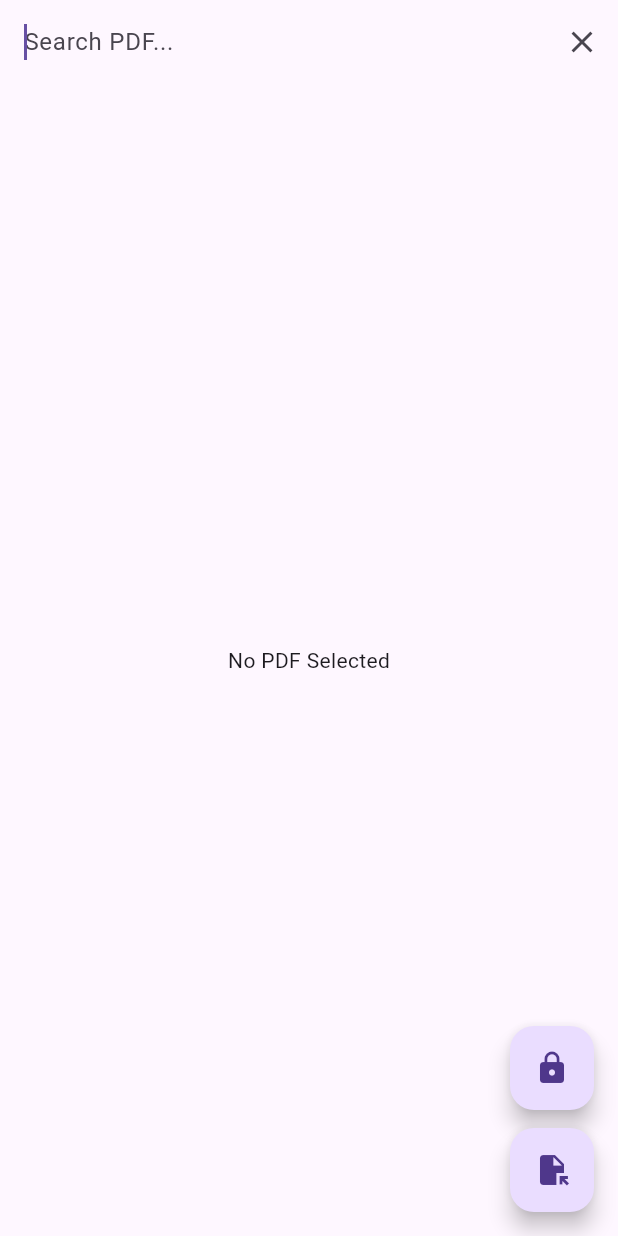
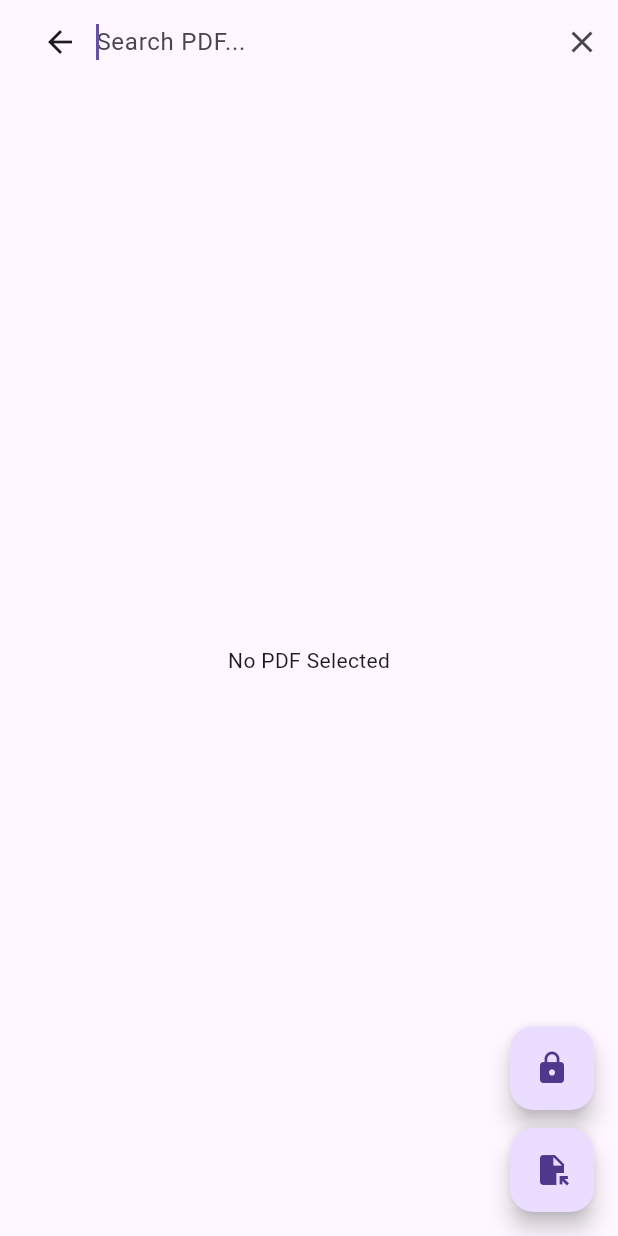
Before and after one commit to Tosin-JD/pdf_reader, a Flutter app: the screen it shows after launch, after a tap on the "search" icon, on a phone screen of 412 x 824 dp. Run offline on Flutter 3.47's test engine with Material 3 defaults, Android fonts, the phone set to English and light mode, and no system bars; our stand-ins replace file_picker, flutter_bloc, printing, share_plus, shared_preferences, wakelock_plus; missing offline and left inert: receive_sharing_intent, syncfusion_flutter_pdfviewer; statements that could not run were skipped.

Commit message:
add robust search feature

```diff
--- a/lib/widgets/pdf_search_field.dart
+++ b/lib/widgets/pdf_search_field.dart
@@ -1,47 +1,176 @@
 import 'package:flutter/material.dart';
 import 'package:syncfusion_flutter_pdfviewer/pdfviewer.dart';
 
-class PdfSearchField extends StatelessWidget {
-  final PdfViewerController viewerController;
-  final VoidCallback onClose;
+typedef PdfSearchCallback = void Function(String action);
+
+class PdfSearchField extends StatefulWidget {
+  final PdfViewerController controller;
+  final PdfSearchCallback onAction;
 
   const PdfSearchField({
     super.key,
-    required this.viewerController,
-    required this.onClose,
+    required this.controller,
+    required this.onAction,
   });
 
-  void _performSearch(BuildContext context, String query) async {
-    viewerController.clearSelection();
-    final searchResult = viewerController.searchText(query);
-    await Future.delayed(const Duration(milliseconds: 300));
+  @override
+  State<PdfSearchField> createState() => _PdfSearchFieldState();
+}
 
-    if (context.mounted) {
-      searchResult.addListener(() {
-        final message = searchResult.hasResult
-            ? "Search results found."
-            : "No results were found.";
+class _PdfSearchFieldState extends State<PdfSearchField> {
+  final TextEditingController _editingController = TextEditingController();
+  final FocusNode _focusNode = FocusNode();
+  late PdfTextSearchResult _searchResult;
+  bool _isSearchInitiated = false;
+  bool _showToast = false;
 
-        ScaffoldMessenger.of(context).showSnackBar(SnackBar(
-          content: Text(message),
-        ));
-      });
-    }
+  @override
+  void initState() {
+    super.initState();
+    _searchResult = PdfTextSearchResult();
+    _focusNode.requestFocus();
+  }
+
+  @override
+  void dispose() {
+    _focusNode.dispose();
+    _searchResult.removeListener(() {});
+    super.dispose();
+  }
+
+  void _startSearch(String text) {
+    if (text.trim().isEmpty) return;
+    _isSearchInitiated = true;
+    _searchResult = widget.controller.searchText(text);
+    _searchResult.addListener(() {
+      if (!mounted) return;
+      setState(() {});
+      if (!_searchResult.hasResult && _searchResult.isSearchCompleted) {
+        setState(() {
+          _showToast = true;
+        });
+        widget.onAction("noResultFound");
+
+        Future.delayed(const Duration(seconds: 1)).then((_) {
+          if (mounted) {
+            setState(() => _showToast = false);
+          }
+        });
+      }
+    });
+  }
+
+  void _clearSearch() {
+    _editingController.clear();
+    _searchResult.clear();
+    widget.controller.clearSelection();
+    _isSearchInitiated = false;
+    _focusNode.requestFocus();
+  }
+
+  void _showEndDialog() {
+    showDialog(
+      context: context,
+      builder: (context) => AlertDialog(
+        title: const Text('Search Result'),
+        content: const Text(
+            'No more occurrences found. Would you like to continue from the beginning?'),
+        actions: [
+          TextButton(
+            onPressed: () {
+              _searchResult.nextInstance();
+              Navigator.of(context).pop();
+            },
+            child: const Text('YES'),
+          ),
+          TextButton(
+            onPressed: () {
+              _clearSearch();
+              Navigator.of(context).pop();
+            },
+            child: const Text('NO'),
+          ),
+        ],
+      ),
+    );
   }
 
   @override
   Widget build(BuildContext context) {
-    final TextEditingController _controller = TextEditingController();
-
-    return TextField(
-      controller: _controller,
-      autofocus: true,
-      decoration: const InputDecoration(
-        hintText: "Search PDF...",
-        border: InputBorder.none,
-      ),
-      textInputAction: TextInputAction.search,
-      onSubmitted: (query) => _performSearch(context, query),
+    return Row(
+      children: [
+        IconButton(
+          icon: const Icon(Icons.arrow_back),
+          onPressed: () {
+            widget.onAction("cancelSearch");
+            _clearSearch();
+          },
+        ),
+        Expanded(
+          child: TextFormField(
+            controller: _editingController,
+            focusNode: _focusNode,
+            textInputAction: TextInputAction.search,
+            decoration: const InputDecoration(
+              hintText: 'Search PDF...',
+              border: InputBorder.none,
+            ),
+            onFieldSubmitted: _startSearch,
+            onChanged: (_) => setState(() {}),
+          ),
+        ),
+        if (_editingController.text.isNotEmpty)
+          IconButton(
+            icon: const Icon(Icons.clear),
+            onPressed: _clearSearch,
+            tooltip: 'Clear',
+          ),
+        if (!_searchResult.isSearchCompleted && _isSearchInitiated)
+          const Padding(
+            padding: EdgeInsets.only(right: 8),
+            child: SizedBox(
+              width: 24,
+              height: 24,
+              child: CircularProgressIndicator(strokeWidth: 2),
+            ),
+          ),
+        if (_searchResult.hasResult)
+          Row(
+            children: [
+              Text(
+                '${_searchResult.currentInstanceIndex} of ${_searchResult.totalInstanceCount}',
+                style: const TextStyle(fontSize: 16),
+              ),
+              IconButton(
+                icon: const Icon(Icons.navigate_before),
+                onPressed: _searchResult.previousInstance,
+                tooltip: 'Previous',
+              ),
+              IconButton(
+                icon: const Icon(Icons.navigate_next),
+                onPressed: () {
+                  if (_searchResult.currentInstanceIndex ==
+                          _searchResult.totalInstanceCount &&
+                      _searchResult.totalInstanceCount != 0) {
+                    _showEndDialog();
+                  } else {
+                    widget.controller.clearSelection();
+                    _searchResult.nextInstance();
+                  }
+                },
+                tooltip: 'Next',
+              ),
+            ],
+          ),
+        if (_showToast)
+          const Padding(
+            padding: EdgeInsets.only(left: 10),
+            child: Text(
+              "No result",
+              style: TextStyle(color: Colors.red, fontWeight: FontWeight.bold),
+            ),
+          ),
+      ],
     );
   }
 }
```
Also changed, not shown: lib/widgets/appbar_menu.dart (+8 -7 lines).
